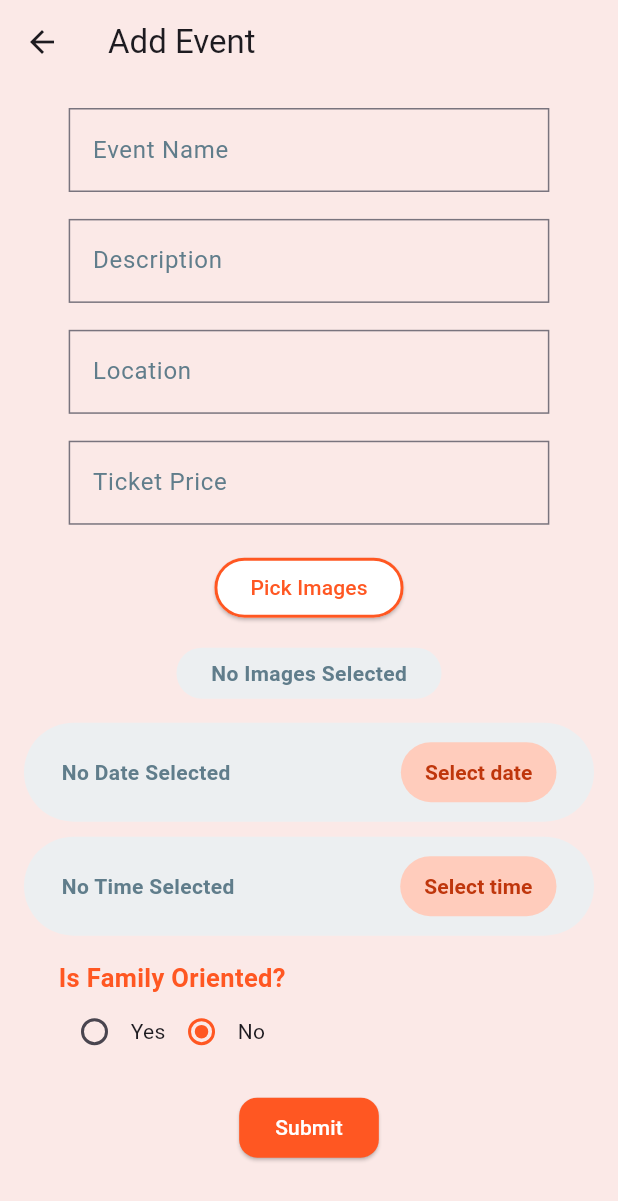
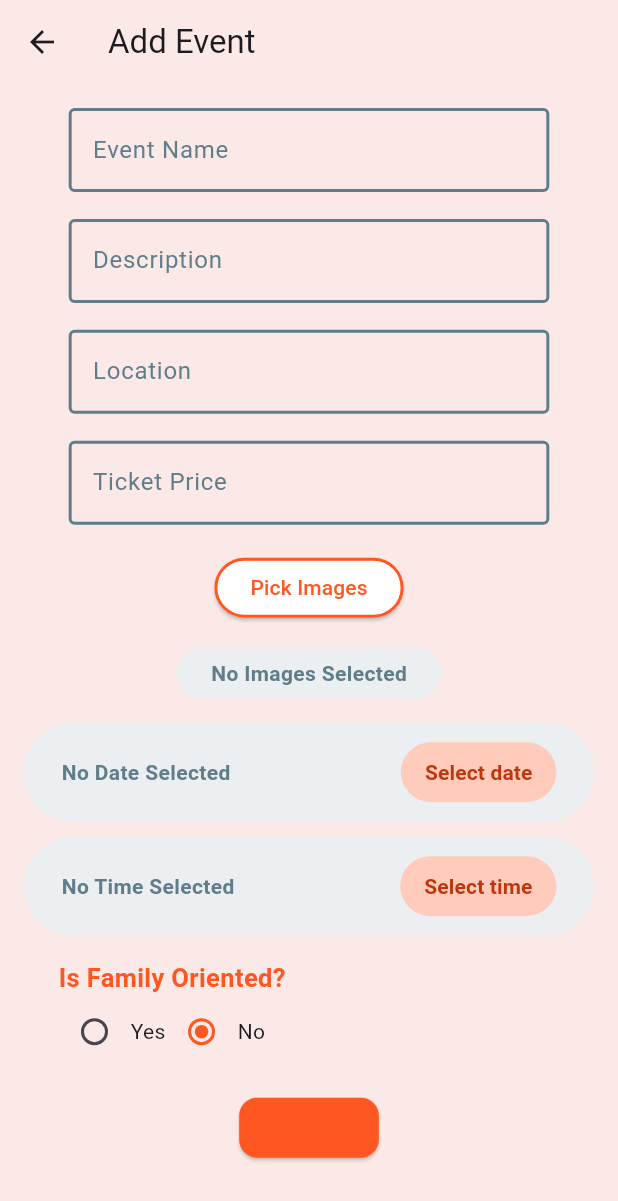
Before and after one commit to TechorraTeam/event-Sphere, a Flutter app: the AddEventForm screen opened directly, on a phone screen of 412 x 824 dp. Shown: the top 1201 px of the screen. Run offline on Flutter 3.47's test engine with Material 3 defaults, Android fonts, the light colour scheme and no system bars; our stand-ins replace cloud_firestore, firebase_auth, firebase_core, flutter_screenutil, get, image_picker; missing offline and left inert: avatar_stack; accounts and stored records are empty.

Commit message:
Improve Responsiveness of Screens

```diff
--- a/lib/Widgets/Custom UI Button/custom_ui.dart
+++ b/lib/Widgets/Custom UI Button/custom_ui.dart
@@ -75,18 +75,20 @@ class CustomGui {
               color: Colors.blueGrey,
             ),
             floatingLabelStyle: TextStyle(
-              color: Colors.deepOrange, // Label color when focused
+              color: Colors.deepOrange,
             ),
             hintText: 'Enter your $text',
             hintStyle: TextStyle(
               color: Colors.deepOrange.shade300,
               fontStyle: FontStyle.italic,
+              fontWeight: FontWeight.bold
             ),
             border: OutlineInputBorder(
-              // Default border
-              borderRadius: BorderRadius.circular(0),
+              borderRadius: BorderRadius.circular(5),
+            ),
+            enabledBorder: OutlineInputBorder(
               borderSide: BorderSide(
-                color: Colors.orange,
+                color: Colors.blueGrey,
                 width: 2,
               ),
             ),
@@ -152,7 +154,7 @@ class CustomGui {
       ),
       child: Text(
         name,
-        style: isDisabled ? TextStyle(color: Colors.deepOrange) :TextStyle(color: Colors.white),
+        style: isDisabled ? TextStyle(color: Colors.deepOrange) :TextStyle(color: Colors.deepOrange.shade500),
       ),
     );
   }
```
Also changed, not shown: lib/View/screens/Event_Detail_Screen.dart (+6 -3 lines), lib/View/screens/My_Events_Screen.dart (+2 -62 lines).
